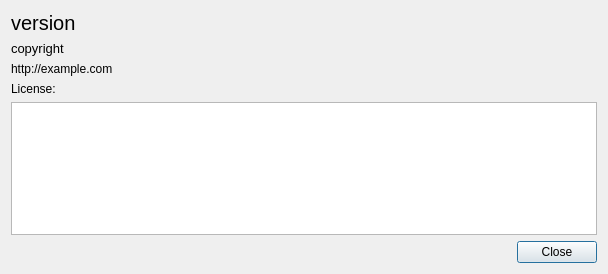
Above: src/aboutdialog.ui from ambiesoft/SceneExplorer before the change. Below: the same form after it.
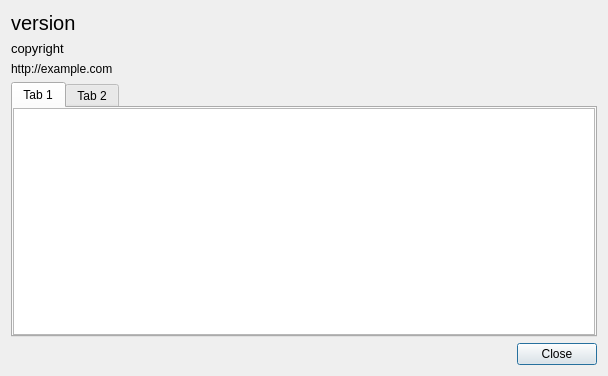
That is the form after the change.

What changed in the file:
```diff
--- a/src/aboutdialog.ui
+++ b/src/aboutdialog.ui
@@ -7,7 +7,7 @@
     <x>0</x>
     <y>0</y>
     <width>608</width>
-    <height>274</height>
+    <height>376</height>
    </rect>
   </property>
   <property name="windowTitle">
@@ -46,12 +46,59 @@
     </widget>
    </item>
    <item>
-    <widget class="QLabel" name="lblLicense">
-     <property name="text">
-      <string>License:</string>
+    <widget class="QTabWidget" name="tabWidget">
+     <property name="currentIndex">
+      <number>0</number>
+     </property>
+     <widget class="QWidget" name="tab">
+      <attribute name="title">
+       <string>Tab 1</string>
+      </attribute>
+      <layout class="QVBoxLayout" name="verticalLayout_2">
+       <property name="spacing">
+        <number>0</number>
+       </property>
+       <property name="leftMargin">
+        <number>0</number>
+       </property>
+       <property name="topMargin">
+        <number>0</number>
+       </property>
+       <property name="rightMargin">
+        <number>0</number>
+       </property>
+       <property name="bottomMargin">
+        <number>0</number>
+       </property>
+       <item>
+        <widget class="QTextBrowser" name="tbAbout">
+         <property name="openExternalLinks">
+          <bool>true</bool>
      </property>
     </widget>
    </item>
+      </layout>
+     </widget>
+     <widget class="QWidget" name="tab_2">
+      <attribute name="title">
+       <string>Tab 2</string>
+      </attribute>
+      <layout class="QVBoxLayout" name="verticalLayout_3">
+       <property name="spacing">
+        <number>0</number>
+       </property>
+       <property name="leftMargin">
+        <number>0</number>
+       </property>
+       <property name="topMargin">
+        <number>0</number>
+       </property>
+       <property name="rightMargin">
+        <number>0</number>
+       </property>
+       <property name="bottomMargin">
+        <number>0</number>
+       </property>
    <item>
     <widget class="QTextBrowser" name="tbLicense">
      <property name="openExternalLinks">
@@ -60,6 +107,10 @@
      <property name="openLinks">
       <bool>true</bool>
      </property>
+        </widget>
+       </item>
+      </layout>
+     </widget>
     </widget>
    </item>
    <item>
```
Lines whose indentation alone changed are shown as unchanged.
